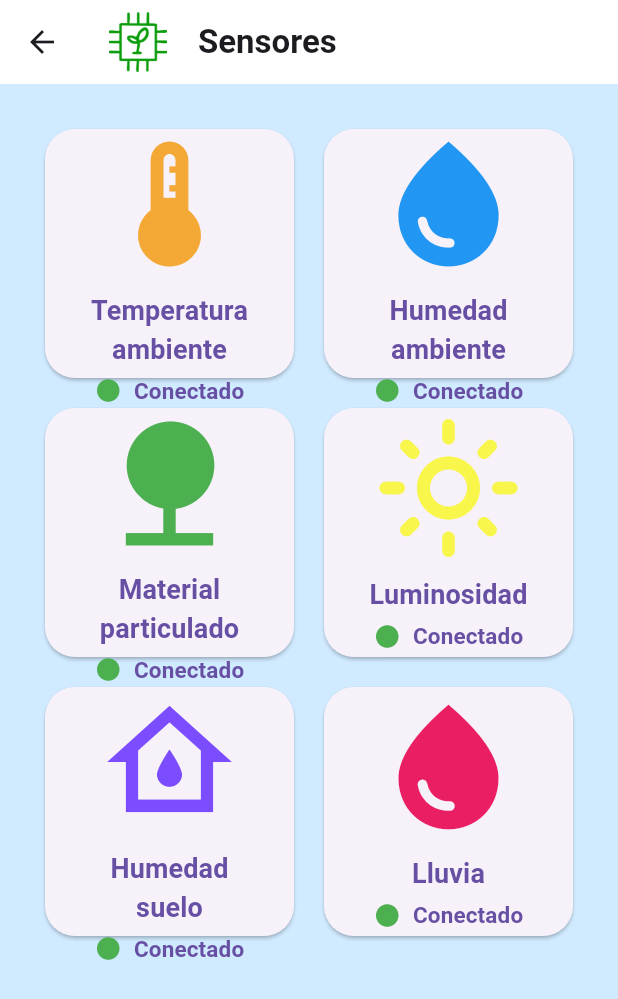
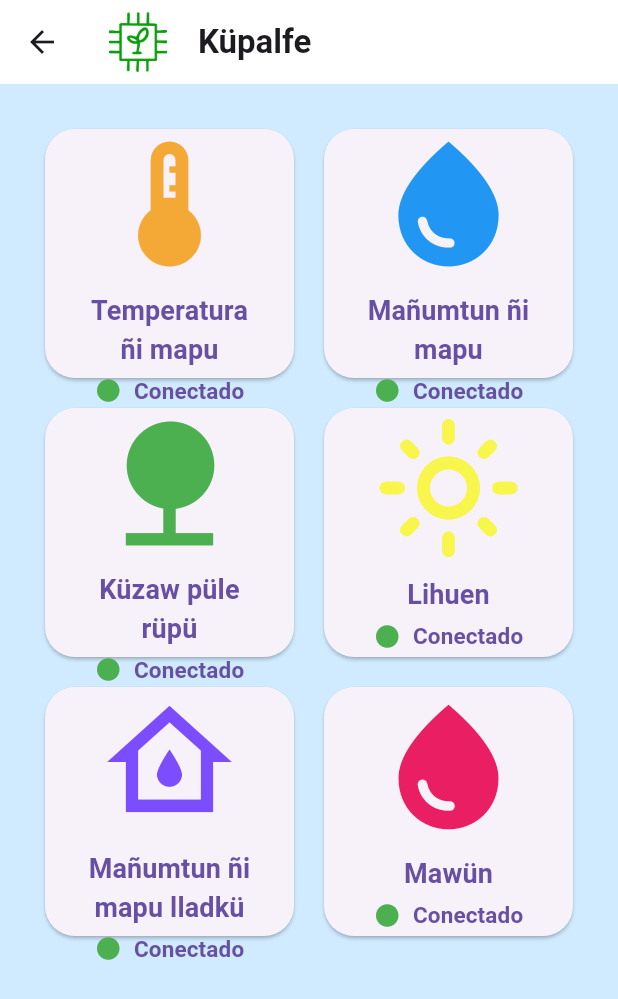
Before and after one commit to kimeltuwe-loftech/Aplicacion_movil, a Flutter app: the screen it shows after launch, after a tap on "Küpalfe", on a phone screen of 412 x 824 dp. Shown: the top 999 px of the screen. Run offline on Flutter 3.47's test engine with Material 3 defaults, Android fonts, the phone set to English and light mode, and no system bars; our stand-ins replace fl_chart, flutter_spinkit, image_picker, shared_preferences; missing offline and left inert: udp.

Commit message:
Add sensor languages

```diff
--- a/lib/globals/sensor_definitions.dart
+++ b/lib/globals/sensor_definitions.dart
@@ -1,4 +1,5 @@
 import 'package:flutter/material.dart';
+import '../l10n/app_localizations.dart';
 
 enum SensorType {
   temperaturaAmbiente,
@@ -25,47 +26,57 @@ class SensorInfo {
   });
 }
 
-const Map<SensorType, SensorInfo> sensorInfo = {
+/// Build sensor info with localized labels
+Map<SensorType, SensorInfo> getSensorInfo(BuildContext context) {
+  final t = AppLocalizations.of(context)!;
+
+  return {
     SensorType.temperaturaAmbiente: SensorInfo(
-    label: 'Temperatura ambiente',
-    color: Color.fromARGB(255, 244, 168, 54),
+      label: t.sensorAmbientTemperature,
+      color: const Color.fromARGB(255, 244, 168, 54),
       icon: Icons.thermostat,
       limites: [0, 40],
       unidad: '°C',
     ),
+
     SensorType.humedadAmbiente: SensorInfo(
-    label: 'Humedad ambiente',
+      label: t.sensorAmbientHumidity,
       color: Colors.blue,
       icon: Icons.water_drop,
       limites: [0, 100],
       unidad: '%HR',
     ),
+
     SensorType.materialParticulado: SensorInfo(
-    label: 'Material particulado',
+      label: t.sensorParticulateMatter,
       color: Colors.green,
       icon: Icons.nature,
       limites: [0, 1500],
       unidad: 'ppm',
     ),
+
     SensorType.luminosidad: SensorInfo(
-    label: 'Luminosidad',
-    color: Color.fromARGB(255, 248, 245, 75),
+      label: t.sensorLuminosity,
+      color: const Color.fromARGB(255, 248, 245, 75),
       icon: Icons.light_mode_outlined,
       limites: [0, 5000],
       unidad: 'lux',
     ),
+
     SensorType.humedadSuelo: SensorInfo(
-    label: 'Humedad suelo',
+      label: t.sensorSoilHumidity,
       color: Colors.deepPurpleAccent,
       icon: Icons.water_damage_outlined,
       limites: [0, 100],
       unidad: '%H',
     ),
+
     SensorType.lluvia: SensorInfo(
-    label: 'Lluvia',
+      label: t.sensorRain,
       color: Colors.pink,
       icon: Icons.water_drop,
       limites: [0, 100],
       unidad: '%Lluvia',
     ),
   };
+}
--- a/lib/l10n/app_en.arb
+++ b/lib/l10n/app_en.arb
@@ -1,5 +1,12 @@
 {
   "@@locale": "en",
-  "sensors": "Küpalfe"
+  "sensors": "Küpalfe",
+  "plantsInformation": "Xayen ñi kimün",
+  "sensorAmbientTemperature": "Temperatura ñi mapu",
+  "sensorAmbientHumidity": "Mañumtun ñi mapu",
+  "sensorParticulateMatter": "Küzaw püle rüpü",
+  "sensorLuminosity": "Lihuen",
+  "sensorSoilHumidity": "Mañumtun ñi mapu lladkü",
+  "sensorRain": "Mawün"
 
 }
--- a/lib/l10n/app_localizations.dart
+++ b/lib/l10n/app_localizations.dart
@@ -103,6 +103,48 @@ abstract class AppLocalizations {
   /// In es, this message translates to:
   /// **'Sensores'**
   String get sensors;
+
+  /// No description provided for @plantsInformation.
+  ///
+  /// In es, this message translates to:
+  /// **'Fichas de Plantas'**
+  String get plantsInformation;
+
+  /// No description provided for @sensorAmbientTemperature.
+  ///
+  /// In es, this message translates to:
+  /// **'Temperatura ambiente'**
+  String get sensorAmbientTemperature;
+
+  /// No description provided for @sensorAmbientHumidity.
+  ///
+  /// In es, this message translates to:
+  /// **'Humedad ambiente'**
+  String get sensorAmbientHumidity;
+
+  /// No description provided for @sensorParticulateMatter.
+  ///
+  /// In es, this message translates to:
+  /// **'Material particulado'**
+  String get sensorParticulateMatter;
+
+  /// No description provided for @sensorLuminosity.
+  ///
+  /// In es, this message translates to:
+  /// **'Luminosidad'**
+  String get sensorLuminosity;
+
+  /// No description provided for @sensorSoilHumidity.
+  ///
+  /// In es, this message translates to:
+  /// **'Humedad suelo'**
+  String get sensorSoilHumidity;
+
+  /// No description provided for @sensorRain.
+  ///
+  /// In es, this message translates to:
+  /// **'Lluvia'**
+  String get sensorRain;
 }
 
 class _AppLocalizationsDelegate
--- a/lib/l10n/app_localizations_en.dart
+++ b/lib/l10n/app_localizations_en.dart
@@ -10,4 +10,25 @@ class AppLocalizationsEn extends AppLocalizations {
 
   @override
   String get sensors => 'Küpalfe';
+
+  @override
+  String get plantsInformation => 'Xayen ñi kimün';
+
+  @override
+  String get sensorAmbientTemperature => 'Temperatura ñi mapu';
+
+  @override
+  String get sensorAmbientHumidity => 'Mañumtun ñi mapu';
+
+  @override
+  String get sensorParticulateMatter => 'Küzaw püle rüpü';
+
+  @override
+  String get sensorLuminosity => 'Lihuen';
+
+  @override
+  String get sensorSoilHumidity => 'Mañumtun ñi mapu lladkü';
+
+  @override
+  String get sensorRain => 'Mawün';
 }
--- a/lib/main.dart
+++ b/lib/main.dart
@@ -139,15 +139,25 @@ class _MyAppState extends State<MyApp> {
                               height: 50,
                             ),
                             SizedBox(width: 20),
-                            const Text('Fichas de Plantas'),
+                            Text(AppLocalizations.of(context)!.plantsInformation),
                           ],
                         ),
                       ),
-                      Switch(
-                        value: _locale == const Locale('en'),
-                        onChanged: (bool value) {
-                          setLocale(value ? const Locale('en') : const Locale('es'));
-                        },
+                      const SizedBox(height: 50),
+                      Row(
+                        mainAxisAlignment: MainAxisAlignment.center,
+                        children: [
+                          Text('Español'),
+                          Switch(
+                            value: _locale == const Locale('en'),
+                            onChanged: (bool value) {
+                              setLocale(
+                                value ? const Locale('en') : const Locale('es'),
+                              );
+                            },
+                          ),
+                          Text("Mapudungung"),
+                        ],
                       ),
                     ],
                   ),
--- a/lib/sensor_graph.dart
+++ b/lib/sensor_graph.dart
@@ -36,6 +36,7 @@ class _SensorGraphState extends State<SensorGraph> {
   }
 
   void _startMockData() {
+    final sensorInfo = getSensorInfo(context);
     final info = sensorInfo[widget.sensorType]!;
     final limits = info.limites;
     _mockTimer = Timer.periodic(const Duration(seconds: 1), (_) {
@@ -93,6 +94,7 @@ class _SensorGraphState extends State<SensorGraph> {
 
   @override
   Widget build(BuildContext context) {
+    final sensorInfo = getSensorInfo(context);
     final info = sensorInfo[widget.sensorType]!;
     final limits = info.limites;
     final unidad = info.unidad;
--- a/lib/sensores.dart
+++ b/lib/sensores.dart
@@ -6,6 +6,7 @@ import 'package:flutter/material.dart';
 import 'package:fl_chart/fl_chart.dart';
 import 'package:udp/udp.dart';
 import 'package:flutter_spinkit/flutter_spinkit.dart';
+import 'l10n/app_localizations.dart';
 
 import 'sensor_graph.dart';
 import 'globals/sensor_definitions.dart';
@@ -31,7 +32,7 @@ class _SensoresState extends State<Sensores> {
           children: [
             Image.asset('assets/sensores_principal.png', width: 40, height: 40),
             SizedBox(width: 20),
-            Text('Sensores', style: TextStyle(fontWeight: FontWeight.bold)),
+            Text(AppLocalizations.of(context)!.sensors, style: TextStyle(fontWeight: FontWeight.bold)),
           ],
         ),
       ),
@@ -86,6 +87,7 @@ class _SensoresState extends State<Sensores> {
                     crossAxisSpacing: 20,
                     padding: const EdgeInsets.symmetric(horizontal: 30),
                     children: SensorType.values.map((sensorType) {
+                      final sensorInfo = getSensorInfo(context);
                       final info = sensorInfo[sensorType];
                       if (info == null) return SizedBox();
                       return Builder(
```
Also changed, not shown: lib/l10n/app_es.arb (+8 -1 lines), lib/l10n/app_localizations_es.dart (+21 -0 lines). Lines whose indentation alone changed are shown as unchanged.
